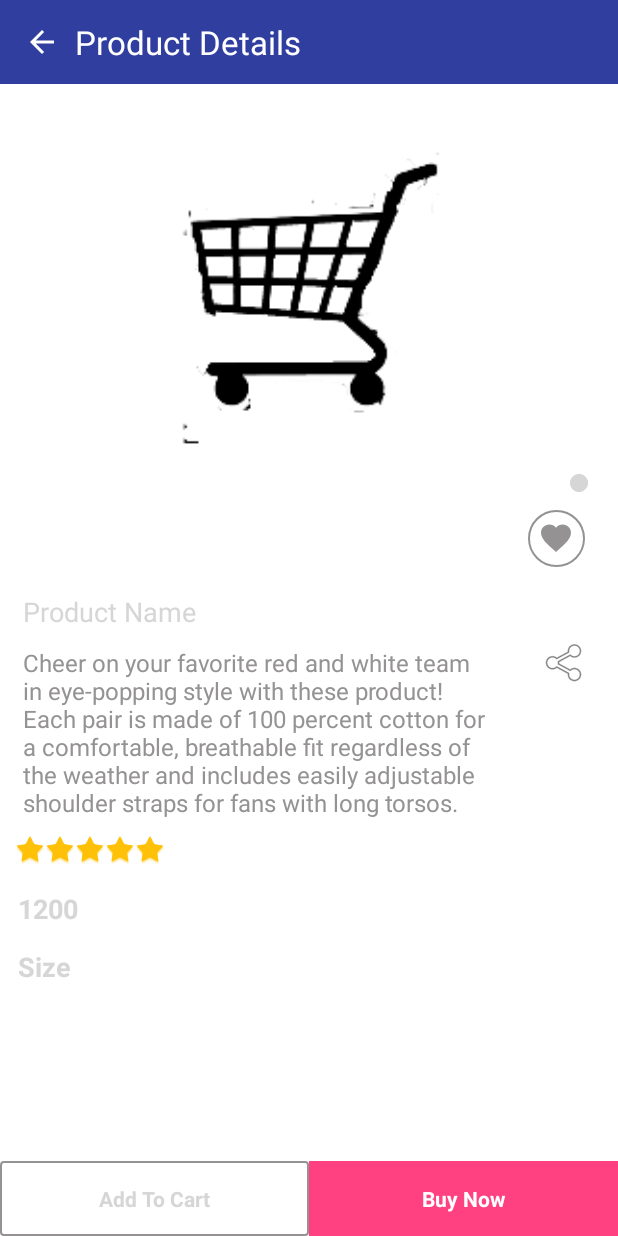
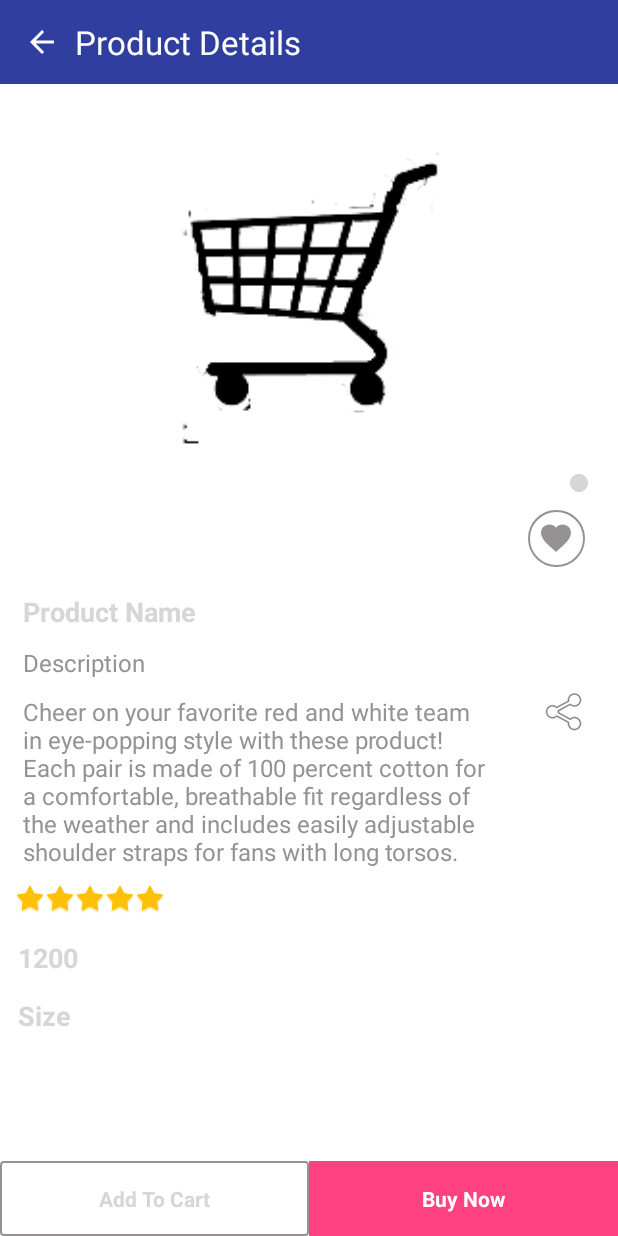
Before and after one commit to MudraPatel/Assignment-H, an Android app: the DetailsActivity screen opened directly, with no data from a screen before it, on a phone screen of 412 x 824 dp. Run offline under Robolectric (Android 15) with nearby library versions, the phone set to English and light mode, and no system bars; our stand-ins replace Room's generated code; 7 statements that could not run were skipped.

Commit message:
changes in product details layout

```diff
--- a/app/src/main/java/com/assignment/heady/db/RankingModel.java
+++ b/app/src/main/java/com/assignment/heady/db/RankingModel.java
@@ -35,7 +35,4 @@ public class RankingModel {
         return productModels;
     }
 
-//    public int getId() {
-//        return id;
-//    }
 }
--- a/app/src/main/java/com/assignment/heady/listItems/DetailsActivity.java
+++ b/app/src/main/java/com/assignment/heady/listItems/DetailsActivity.java
@@ -1,26 +1,18 @@
 package com.assignment.heady.listItems;
 
-import androidx.annotation.ColorInt;
-import androidx.annotation.ColorRes;
+
 import androidx.annotation.RequiresApi;
 import androidx.appcompat.app.AppCompatActivity;
 import androidx.appcompat.widget.Toolbar;
-import androidx.core.content.ContextCompat;
 import androidx.fragment.app.FragmentManager;
 import androidx.fragment.app.FragmentTransaction;
 import androidx.lifecycle.Observer;
 import androidx.lifecycle.ViewModelProviders;
-import androidx.recyclerview.widget.LinearLayoutManager;
-import androidx.recyclerview.widget.RecyclerView;
-
-import android.annotation.SuppressLint;
 import android.content.Context;
 import android.content.Intent;
 import android.graphics.Color;
 import android.os.Build;
 import android.os.Bundle;
-import android.text.Html;
-import android.util.Log;
 import android.view.LayoutInflater;
 import android.view.View;
 import android.view.inputmethod.InputMethodManager;
@@ -37,7 +29,6 @@ import java.util.ArrayList;
 import java.util.Arrays;
 
 public class DetailsActivity extends AppCompatActivity implements ProductInterface {
-//    private DataDetailsViewModel viewModel;
     int id;
 
     TextView headerText;
@@ -73,7 +64,6 @@ public class DetailsActivity extends AppCompatActivity implements ProductInterfa
             @Override
             public void onChanged(ProductModel productModel) {
                 dataModel = productModel;
-                Log.e("PRODUCT MODEL", productModel.getName());
                 colorImage(productImage, productModel.getVariantModel().get(0).getColor());
                 tvProductName.setText(productModel.getName());
                 tvPrice.setText(String.format("Price : RS %s", productModel.getVariantModel().get(0).getPrice()));
@@ -95,16 +85,6 @@ public class DetailsActivity extends AppCompatActivity implements ProductInterfa
         linearLayout.addView(layoutViewAdd, layoutParamsAdd);
         ImageView imageView = viewAdd.findViewById(R.id.add_image);
         colorImage(imageView, variantModel.getColor());
-        /*String[] colorsTxt = getApplicationContext().getResources().getStringArray(R.array.colors);
-        String[] colorsName = getApplicationContext().getResources().getStringArray(R.array.colors_name);
-
-        int pos = new ArrayList<String>(Arrays.asList(colorsName)).indexOf(variantModel.getColor());
-        Log.e("POSITION", pos + "POSITIO");
-
-        if (Build.VERSION.SDK_INT >= Build.VERSION_CODES.LOLLIPOP) {
-            int newColor = Color.parseColor(colorsTxt[pos]);
-            imageView.setColorFilter(newColor);
-        }*/
 
         imageView.setOnClickListener(new View.OnClickListener() {
             @Override
@@ -182,7 +162,6 @@ public class DetailsActivity extends AppCompatActivity implements ProductInterfa
 
     @Override
     public void getVariantData(VariantModel variantModel) {
-        Log.e("CHECK INTERFACE", variantModel.getColor() + "***");
         tvPrice.setText(String.format("Price : RS %s", variantModel.getPrice()));
         tvSize.setText(String.format("Size :  %s", variantModel.getSize()));
         colorImage(productImage, variantModel.getColor());
@@ -192,7 +171,6 @@ public class DetailsActivity extends AppCompatActivity implements ProductInterfa
         String[] colorsTxt = getApplicationContext().getResources().getStringArray(R.array.colors);
         String[] colorsName = getApplicationContext().getResources().getStringArray(R.array.colors_name);
         int pos = new ArrayList<String>(Arrays.asList(colorsName)).indexOf(stringColor);
-        Log.e("POSITION", pos + "POSITIO");
 
         if (Build.VERSION.SDK_INT >= Build.VERSION_CODES.LOLLIPOP) {
             if(pos == -1)
--- a/app/src/main/java/com/assignment/heady/listItems/ProductDisplayFragment.java
+++ b/app/src/main/java/com/assignment/heady/listItems/ProductDisplayFragment.java
@@ -114,7 +114,6 @@ public class ProductDisplayFragment extends Fragment  {
             String[] colorsName = context.getApplicationContext().getResources().getStringArray(R.array.colors_name);
 
             int pos = new ArrayList<String>(Arrays.asList(colorsName)).indexOf(model.getColor());
-            Log.e("POSITION", pos + "POSITIO");
 
             if (Build.VERSION.SDK_INT >= Build.VERSION_CODES.LOLLIPOP) {
                 if(pos == -1)
--- a/app/src/main/java/com/assignment/heady/listItems/ProductListAdapter.java
+++ b/app/src/main/java/com/assignment/heady/listItems/ProductListAdapter.java
@@ -44,7 +44,6 @@ public class ProductListAdapter extends RecyclerView.Adapter<ProductListAdapter.
     @Override
     public void onBindViewHolder(final RecyclerViewHolder holder, final int position) {
         final ProductModel model = productModels.get(position);
-//        Log.e("String ONCLICK", position + "::"+ model.toString());
         holder.itemTextView.setText(model.getName());
 
         colorImage(holder.imageView, model.getVariantModel().get(0).getColor());
@@ -52,7 +51,6 @@ public class ProductListAdapter extends RecyclerView.Adapter<ProductListAdapter.
         holder.layout.setOnClickListener(new View.OnClickListener() {
             @Override
             public void onClick(View view) {
-//                Log.e("String ONCLICK", position + "::"+ model.getProducts()[0].getvariableInString());
                 Intent intent = new Intent(context, DetailsActivity.class);
                 intent.putExtra("id", model.getId());
                 context.startActivity(intent);
@@ -89,11 +87,9 @@ public class ProductListAdapter extends RecyclerView.Adapter<ProductListAdapter.
     }
 
     public void colorImage(ImageView imageView, String stringColor){
-        Log.e("POSITION", stringColor + "POSITIO");
         String[] colorsTxt = context.getApplicationContext().getResources().getStringArray(R.array.colors);
         String[] colorsName = context.getApplicationContext().getResources().getStringArray(R.array.colors_name);
         int pos = new ArrayList<String>(Arrays.asList(colorsName)).indexOf(stringColor);
-        Log.e("POSITION", pos + "POSITIO");
 
         if (Build.VERSION.SDK_INT >= Build.VERSION_CODES.LOLLIPOP) {
             if(pos == -1)
--- a/app/src/main/java/com/assignment/heady/listItems/RecyclerViewAdapter.java
+++ b/app/src/main/java/com/assignment/heady/listItems/RecyclerViewAdapter.java
@@ -51,7 +51,6 @@ public class RecyclerViewAdapter extends RecyclerView.Adapter<RecyclerViewAdapte
         holder.layout.setOnClickListener(new View.OnClickListener() {
             @Override
             public void onClick(View view) {
-//                Log.e("String ONCLICK", position + "::"+ model.getProducts()[0].getvariableInString());
                 Intent intent = new Intent(context, ProductListActivity.class);
                 intent.putExtra("id", model.getId());
                 intent.putExtra("categoryStatus", true);
--- a/app/src/main/res/layout/activity_details.xml
+++ b/app/src/main/res/layout/activity_details.xml
@@ -1,6 +1,5 @@
 <?xml version="1.0" encoding="utf-8"?>
 <RelativeLayout xmlns:android="http://schemas.android.com/apk/res/android"
-    xmlns:app="http://schemas.android.com/apk/res-auto"
     xmlns:tools="http://schemas.android.com/tools"
     android:id="@+id/detail_layout"
     android:layout_width="match_parent"
@@ -118,6 +117,17 @@
                 android:padding="05dp"
                 android:textColor="@color/solid_black"
                 android:text="@string/product_name"
+                android:textStyle="bold"
+                android:textAppearance="@style/TextAppearance.AppCompat.Body1" />
+
+            <TextView
+                android:id="@+id/description_tag"
+                android:layout_width="wrap_content"
+                android:layout_height="wrap_content"
+                android:textSize="@dimen/text_size_details"
+                android:padding="05dp"
+                android:textColor="@color/gray"
+                android:text="@string/description_tag"
                 android:textAppearance="@style/TextAppearance.AppCompat.Body1" />
 
             <LinearLayout
--- a/app/src/main/res/values/strings.xml
+++ b/app/src/main/res/values/strings.xml
@@ -20,4 +20,6 @@
     <string name="add_to_cart">Add To Cart</string>
     <string name="buy_now">Buy Now</string>
     <string name="product_name">Product Name</string>
+    <string name="no_data">No Data Available</string>
+    <string name="description_tag">Description</string>
 </resources>
```
Also changed, not shown: app/src/main/java/com/assignment/heady/listItems/DataListViewModel.java (+1 -16 lines), app/src/main/java/com/assignment/heady/listItems/MainActivity.java (+1 -55 lines), app/src/main/java/com/assignment/heady/listItems/ProductListActivity.java (+2 -12 lines), 3 other files.
